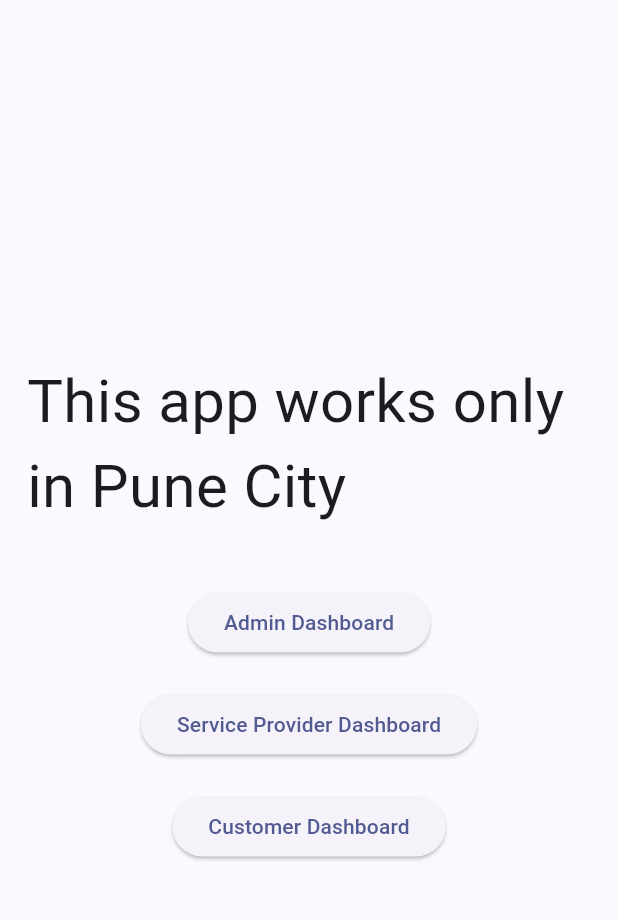
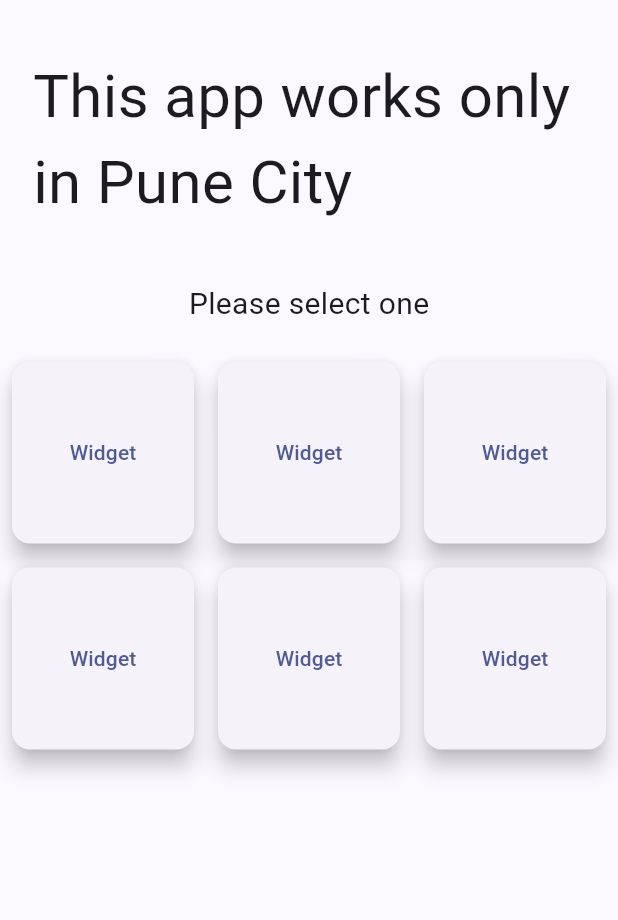
Before and after one commit to Rahullkumr/Fixitwala, a Flutter app: the screen it shows after launch, on a phone screen of 412 x 824 dp, the part 63-983 px from its top. Run offline on Flutter 3.47's test engine with Material 3 defaults, Android fonts, the phone set to English and light mode, and no system bars.

Commit message:
feat: add landing page; use gridview.builder()

```diff
--- a/lib/landing_page.dart
+++ b/lib/landing_page.dart
@@ -1,18 +1,31 @@
+import 'package:fixitwala/service/carpenter.dart';
+import 'package:fixitwala/service/cleaner.dart';
+import 'package:fixitwala/service/electrician.dart';
+import 'package:fixitwala/service/mechanic.dart';
+import 'package:fixitwala/service/painter.dart';
+import 'package:fixitwala/service/plumber.dart';
 import 'package:flutter/material.dart';
-import 'package:fixitwala/admin/admin_dashboard.dart';
-import 'package:fixitwala/customer/customer_dashboard.dart';
-import 'package:fixitwala/serviceProvider/service_provider_dashboard.dart';
 
 class LandingPage extends StatelessWidget {
-  const LandingPage({super.key});
+  LandingPage({super.key});
+
+  final servicePages = [
+    const ElectricianPage(),
+    const PainterPage(),
+    const CleanerPage(),
+    const MechanicPage(),
+    const CarpenterPage(),
+    const PlumberPage(),
+  ];
 
   @override
   Widget build(BuildContext context) {
-    // TODO: Add some wallpaper or something for landing page
-
-    return Center(
+    return SingleChildScrollView(
+      child: Padding(
+        padding: const EdgeInsets.all(4.0),
         child: Column(
-        mainAxisAlignment: MainAxisAlignment.center,
+          mainAxisAlignment: MainAxisAlignment.start,
+          crossAxisAlignment: CrossAxisAlignment.center,
           children: <Widget>[
             const Padding(
               padding: EdgeInsets.all(18.0),
@@ -21,56 +34,45 @@ class LandingPage extends StatelessWidget {
                 style: TextStyle(fontSize: 40),
               ),
             ),
-          const SizedBox(
-            height: 20,
+            const SizedBox(height: 20),
+            const Text(
+              "Please select one",
+              style: TextStyle(fontSize: 20),
             ),
-          ElevatedButton(
-            onPressed: () {
-              Navigator.push(
-                context,
-                MaterialPageRoute(
-                  builder: (context) {
-                    return const AdminDashboard();
+            const SizedBox(height: 20),
+            SizedBox(
+              height: 350,
+              child: GridView.builder(
+                gridDelegate: const SliverGridDelegateWithFixedCrossAxisCount(
+                  crossAxisCount: 3,
+                  mainAxisSpacing: 8,
+                  crossAxisSpacing: 8,
+                ),
+                itemCount: servicePages.length,
+                itemBuilder: (context, index) {
+                  return _buildServiceCard(servicePages[index], context);
                 },
               ),
-              );
-            },
-            child: const Text("Admin Dashboard"),
-          ),
-          const SizedBox(
-            height: 20,
-          ),
-          ElevatedButton(
-            onPressed: () {
-              Navigator.push(
-                context,
-                MaterialPageRoute(
-                  builder: (context) {
-                    return const SPDashboard();
-                  },
-                ),
-              );
-            },
-            child: const Text("Service Provider Dashboard"),
-          ),
-          const SizedBox(
-            height: 20,
-          ),
-          ElevatedButton(
-            onPressed: () {
-              Navigator.push(
-                context,
-                MaterialPageRoute(
-                  builder: (context) {
-                    return const CustomerDashboard();
-                  },
-                ),
-              );
-            },
-            child: const Text("Customer Dashboard"),
             ),
           ],
+        ),
       ),
     );
   }
 }
+
+Widget _buildServiceCard(Widget page, BuildContext context) {
+  return Card(
+    elevation: 6,
+    child: Padding(
+      padding: const EdgeInsets.all(8.0),
+      child: TextButton(
+        onPressed: () => Navigator.push(
+          context,
+          MaterialPageRoute(builder: (context) => page),
+        ),
+        child: Text(page.toString().split("Page").first), // Extract name
+      ),
+    ),
+  );
+}
```
Also changed, not shown: lib/custom_widgets/custom_drawer.dart (deleted, +0 -24 lines), lib/service/carpenter.dart (added, +12 -0 lines), lib/service/cleaner.dart (added, +12 -0 lines), lib/service/electrician.dart (added, +12 -0 lines), lib/service/mechanic.dart (added, +12 -0 lines), lib/service/painter.dart (added, +12 -0 lines), lib/service/plumber.dart (added, +12 -0 lines). Lines whose indentation alone changed are shown as unchanged.
